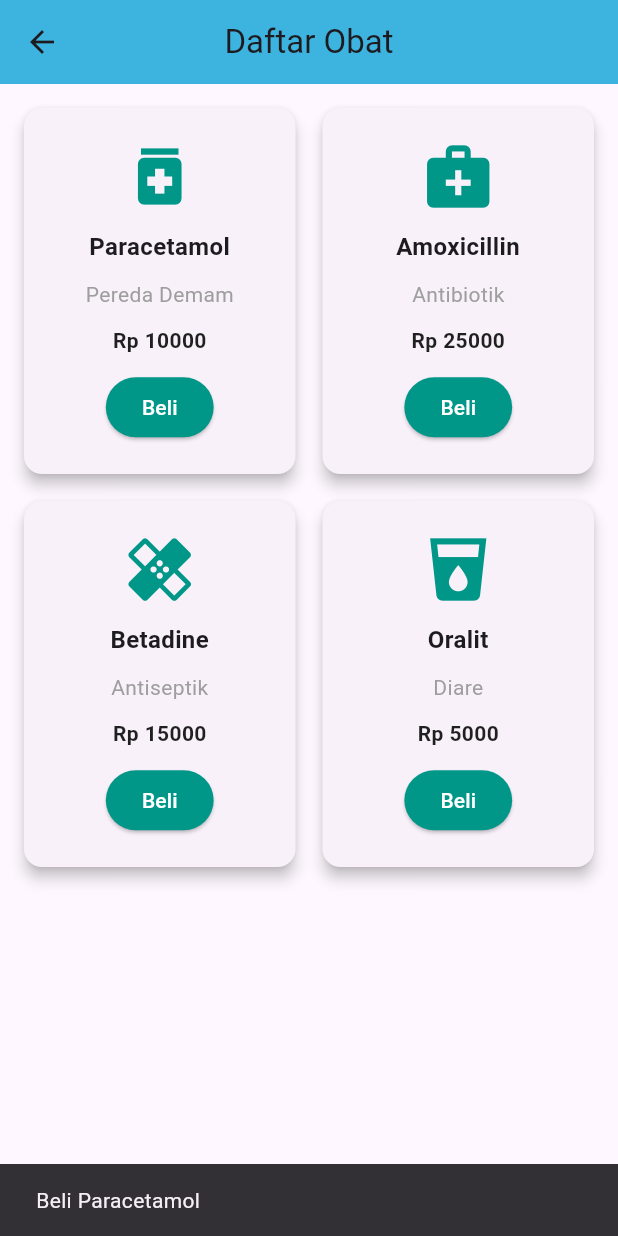
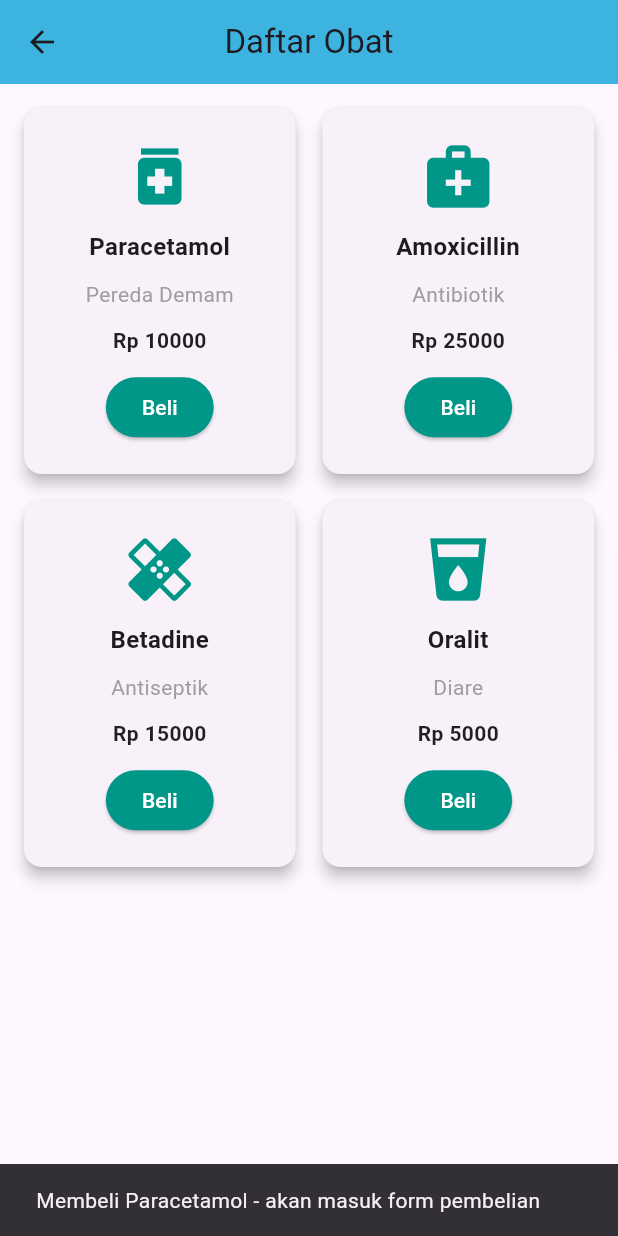
Before and after one commit to HildaKholifah/UTSPAM_D_IF5B_0706, a Flutter app: the PembelianObatPage screen opened directly, after a tap on "Beli", on a phone screen of 412 x 824 dp. Run offline on Flutter 3.47's test engine with Material 3 defaults, Android fonts, the phone set to English and light mode, and no system bars.

```diff
--- a/lib/presentation/pembelian_obat_page.dart
+++ b/lib/presentation/pembelian_obat_page.dart
@@ -85,7 +85,11 @@ class PembelianObatPage extends StatelessWidget {
                       onPressed: () {
                         // Sementara belum masuk form pembelian
                         ScaffoldMessenger.of(context).showSnackBar(
-                          SnackBar(content: Text("Beli ${obat['nama']}")),
+                          SnackBar(
+                            content: Text(
+                              "Membeli ${obat['nama']} - akan masuk form pembelian",
+                            ),
+                          ),
                         );
                       },
                       style: ElevatedButton.styleFrom(
```
Also changed, not shown: lib/presentation/home_page.dart (+5 -6 lines).
